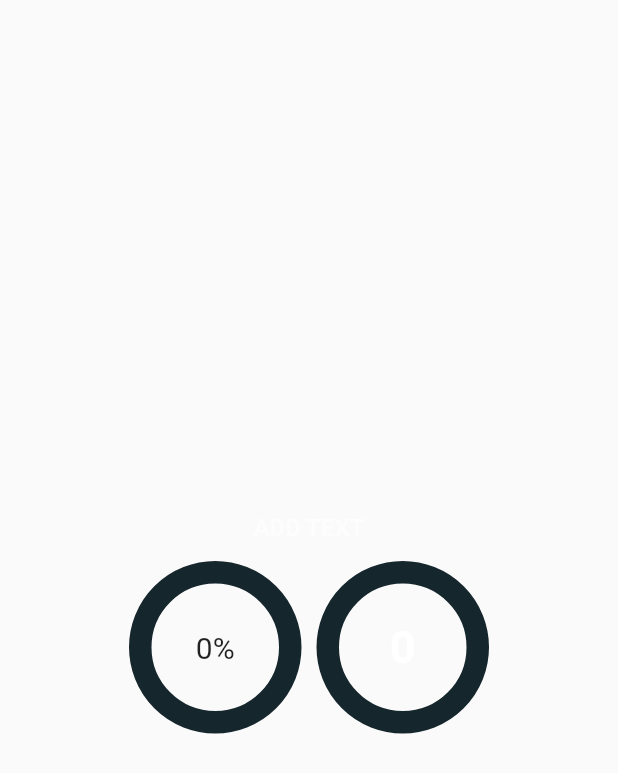
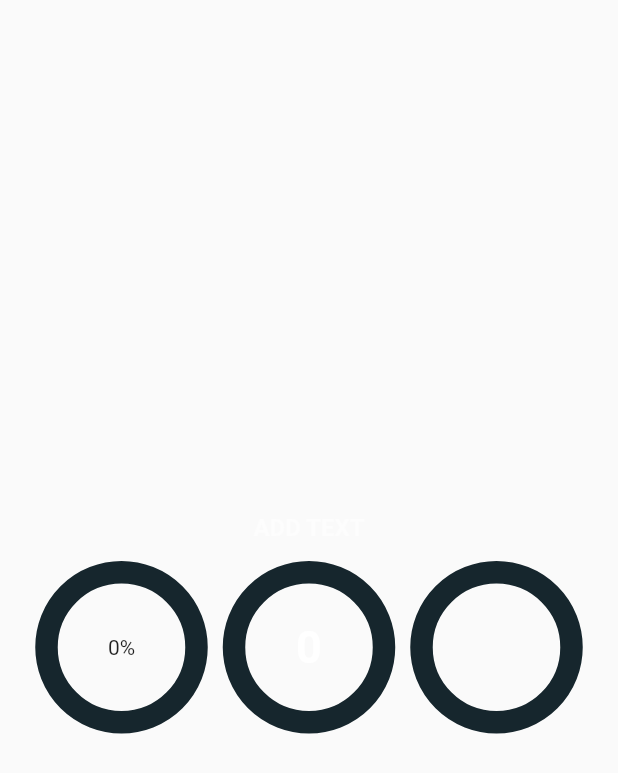
Before and after one commit to Nulllix/simple_circular_progress_bar, a Flutter app: the RowTextExample widget shown alone on an empty page, opened directly, on a phone screen of 412 x 824 dp. Shown: the top 773 px of the screen. Run offline on Flutter 3.47's test engine with Material 2 defaults, Android fonts, the phone set to English and light mode, and no system bars.

Commit message:
feat: Reworked text centered display.

```diff
--- a/example/lib/rows_in_progress_bar_example/row_text_example.dart
+++ b/example/lib/rows_in_progress_bar_example/row_text_example.dart
@@ -51,8 +51,8 @@ class _RowTextExampleState extends State<RowTextExample> {
                 SimpleCircularProgressBar(
                   valueNotifier: valueNotifier,
                   mergeMode: true,
-                  onGetTextValue: (double value) {
-                    return '${value.toInt()}%';
+                  onGetText: (double value) {
+                    return Text('${value.toInt()}%');
                   },
                 ),
 
@@ -64,14 +64,38 @@ class _RowTextExampleState extends State<RowTextExample> {
                 SimpleCircularProgressBar(
                   valueNotifier: valueNotifier,
                   mergeMode: true,
-                  onGetTextValue: (double value) {
-                    return '${value.toInt()}';
+                  onGetText: (double value) {
+                    return Text(
+                      '${value.toInt()}',
+                      style: const TextStyle(
+                        fontSize: 30,
+                        fontWeight: FontWeight.bold,
+                        color: Colors.white,
+                      ),
+                    );
                   },
-                  textValueStyle: const TextStyle(
-                    fontSize: 30,
-                    fontWeight: FontWeight.bold,
-                    color: Colors.white,
-                  ),
+                ),
+
+                const SizedBox(width: 25,),
+
+                // ==============================================
+                // |           EXAMPLE CODE 18 (TEXT)           |
+                // ==============================================
+                SimpleCircularProgressBar(
+                  valueNotifier: valueNotifier,
+                  mergeMode: true,
+                  onGetText: (double value) {
+                    TextStyle centerTextStyle = TextStyle(
+                      fontSize: 30,
+                      fontWeight: FontWeight.bold,
+                      color: Colors.greenAccent.withOpacity(value * 0.01),
+                    );
+
+                    return Text(
+                      '${value.toInt()}',
+                      style: centerTextStyle,
+                    );
+                  },
                 ),
               ],
             )
--- a/example/lib/value_notifier_example.dart
+++ b/example/lib/value_notifier_example.dart
@@ -9,6 +9,12 @@ class ValueNotifierExample extends StatefulWidget {
 }
 
 class _ValueNotifierExampleState extends State<ValueNotifierExample> {
+  final centerTextStyle = const TextStyle(
+    fontSize: 64,
+    color: Colors.lightBlue,
+    fontWeight: FontWeight.bold,
+  );
+
   late ValueNotifier<double> valueNotifier;
 
   @override
@@ -41,13 +47,10 @@ class _ValueNotifierExampleState extends State<ValueNotifierExample> {
               progressStrokeWidth: 24,
               backStrokeWidth: 24,
               mergeMode: true,
-              onGetTextValue: (value) => '${value.toInt()}',
+              onGetText: (value) {
+                return Text('${value.toInt()}', style: centerTextStyle,);
+              },
               progressColors: const [Colors.cyan, Colors.purple],
-              textValueStyle: const TextStyle(
-                fontSize: 64,
-                color: Colors.lightBlue,
-                fontWeight: FontWeight.bold,
-              ),
               backColor: Colors.black.withOpacity(0.4),
             ),
             const SizedBox(height: 50,),
--- a/lib/simple_circular_progress_bar.dart
+++ b/lib/simple_circular_progress_bar.dart
@@ -1,8 +1,6 @@
 import 'dart:math';
 import 'package:flutter/material.dart';
 
-// TODO: Added callback for Text widget
-// TODO: Added passing the current gradient color to the text generation function
 // TODO: Rotate the first percent of progress
 
 /// Double pi.
@@ -19,7 +17,7 @@ double _degToRad(double degree) {
 }
 
 /// The callback type to get a new text value centered in the progress bar.
-typedef OnGetCenterText = String Function(double);
+typedef OnGetCenterText = Text Function(double);
 
 /// Simple circular progress bar.
 ///
@@ -62,11 +60,9 @@ class SimpleCircularProgressBar extends StatefulWidget {
   /// The object designed to update the value of the progress bar.
   final ValueNotifier<double>? valueNotifier;
 
-  /// Callback to get a new text value centered in the progress bar.
-  final OnGetCenterText? onGetTextValue;
-
-  /// The style of the text placed in the center of the progress bar.
-  final TextStyle textValueStyle;
+  /// Callback to generate a new Text widget located in the center of the
+  /// progress bar. The callback input is the current value of the bar progress.
+  final OnGetCenterText? onGetText;
 
   /// Create simple circular progress bar.
   ///
@@ -99,8 +95,8 @@ class SimpleCircularProgressBar extends StatefulWidget {
   /// color from [progressColors] is taken.
   ///
   /// Center text. If you want the text with its value to be displayed in the
-  /// center of the progress bar, define the [onGetTextValue] method. You can
-  /// also specify the style of this text with [textValueStyle].
+  /// center of the progress bar, define the [onGetText] method. In this method
+  /// you should return the Text widget for the current progress bar value.
   const SimpleCircularProgressBar({
     Key? key,
     this.size = 100,
@@ -114,8 +110,7 @@ class SimpleCircularProgressBar extends StatefulWidget {
     this.animationDuration = 6,
     this.mergeMode = false,
     this.valueNotifier,
-    this.onGetTextValue,
-    this.textValueStyle = const TextStyle(fontSize: 20),
+    this.onGetText,
   }) : super(key: key);
 
   @override
@@ -267,9 +262,8 @@ class _SimpleCircularProgressBarState extends State<SimpleCircularProgressBar>
             // Create center text widget.
             // If no callback is defined, create an empty widget.
             Widget centerTextWidget;
-            if (widget.onGetTextValue != null) {
-              final text = widget.onGetTextValue!(animationController.value);
-              centerTextWidget = Text(text, style: widget.textValueStyle);
+            if (widget.onGetText != null) {
+              centerTextWidget = widget.onGetText!(animationController.value);
             } else {
               centerTextWidget = const SizedBox.shrink();
             }
```
Also changed, not shown: 1 other file.
